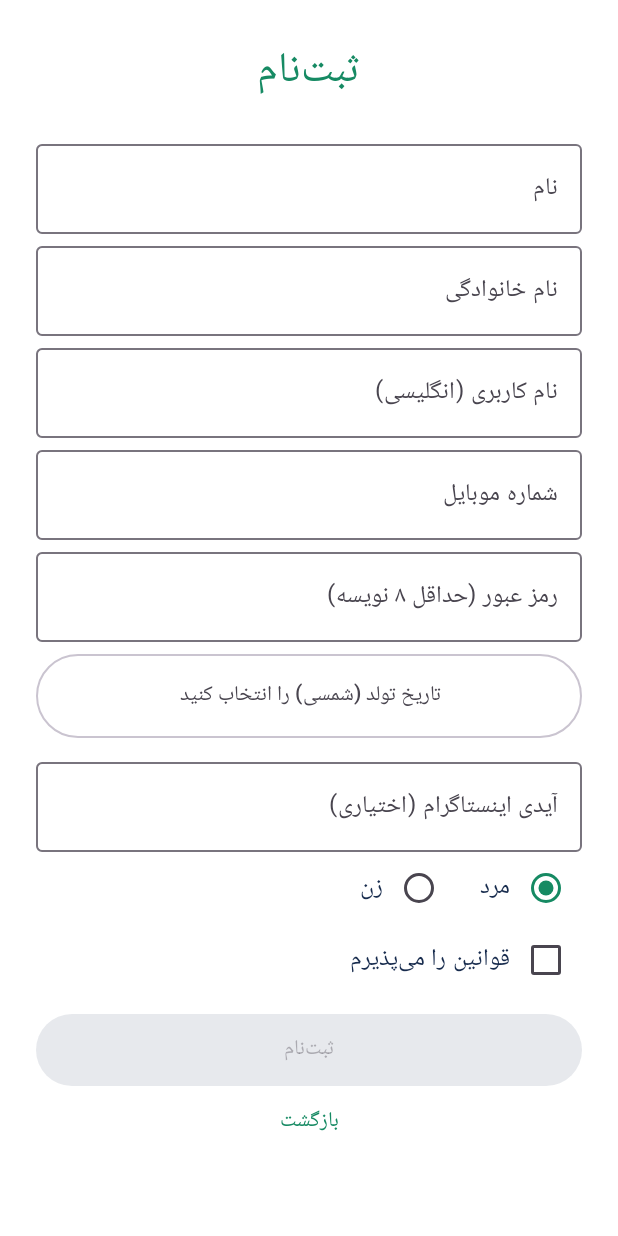
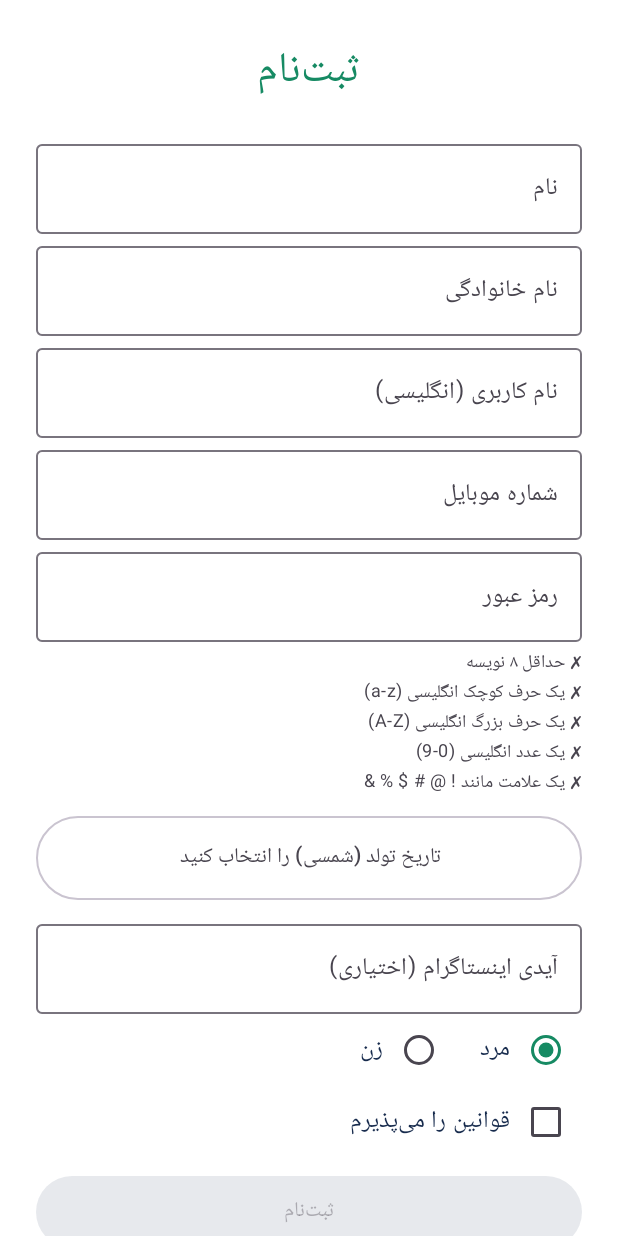
Before and after one commit to abbasgolestanifard68-creator/dorehami-android, an Android app built with Jetpack Compose: the screen it shows after launch (MainActivity), after a tap on "ثبت‌نام", on a phone screen of 412 x 824 dp. Run offline under Robolectric (Android 15) with nearby library versions, the phone set to English and light mode, and no system bars.

Commit message:
Require strong passwords: lowercase, uppercase, digit and one symbol
- Validators.checkPassword/isStrongPassword (ASCII letters, digits and symbols only)
- Registration shows a live checklist of the rules and enables the button only when all pass
- Unit tests for strong and weak passwords
- Login is unchanged so existing accounts can still sign in

```diff
--- a/app/src/main/kotlin/ir/dorehami/app/ui/AuthScreens.kt
+++ b/app/src/main/kotlin/ir/dorehami/app/ui/AuthScreens.kt
@@ -104,8 +104,9 @@ fun RegisterScreen(onLoggedIn: (String, String, String) -> Unit, onBack: () -> U
         OutlinedTextField(last, { last = it }, label = { Text("نام خانوادگی") }, singleLine = true, modifier = full)
         OutlinedTextField(username, { username = it }, label = { Text("نام کاربری (انگلیسی)") }, singleLine = true, modifier = full)
         OutlinedTextField(phone, { phone = it }, label = { Text("شماره موبایل") }, singleLine = true, keyboardOptions = KeyboardOptions(keyboardType = KeyboardType.Phone), modifier = full)
-        OutlinedTextField(pass, { pass = it }, label = { Text("رمز عبور (حداقل ۸ نویسه)") }, singleLine = true, visualTransformation = PasswordVisualTransformation(),
+        OutlinedTextField(pass, { pass = it }, label = { Text("رمز عبور") }, singleLine = true, visualTransformation = PasswordVisualTransformation(),
             keyboardOptions = KeyboardOptions(keyboardType = KeyboardType.Password), modifier = full)
+        PasswordRules(pass)
         Spacer(Modifier.height(8.dp))
         JalaliDateField(birthJalali, { birthJalali = it }, modifier = full)
         Spacer(Modifier.height(8.dp))
@@ -121,7 +122,7 @@ fun RegisterScreen(onLoggedIn: (String, String, String) -> Unit, onBack: () -> U
         error?.let { Text(it, color = MaterialTheme.colorScheme.error) }
         Spacer(Modifier.height(12.dp))
         Button(
-            enabled = !busy && terms && first.isNotBlank() && last.isNotBlank() && username.isNotBlank() && phone.isNotBlank() && pass.length >= 8 && birth.isNotBlank(),
+            enabled = !busy && terms && first.isNotBlank() && last.isNotBlank() && username.isNotBlank() && phone.isNotBlank() && Validators.isStrongPassword(pass) && birth.isNotBlank(),
             onClick = {
                 val ph = Validators.normalizePhone(phone)
                 val bd = Validators.normalizeBirthDate(birth)
@@ -146,3 +147,25 @@ fun RegisterScreen(onLoggedIn: (String, String, String) -> Unit, onBack: () -> U
         TextButton(onClick = onBack) { Text("بازگشت") }
     }
 }
+
+/** فهرست قوانین رمز عبور که با تایپ کاربر زنده به‌روز می‌شود. */
+@Composable
+private fun PasswordRules(pass: String) {
+    val c = Validators.checkPassword(pass)
+    val rules = listOf(
+        c.longEnough to "حداقل ۸ نویسه",
+        c.hasLower to "یک حرف کوچک انگلیسی (a-z)",
+        c.hasUpper to "یک حرف بزرگ انگلیسی (A-Z)",
+        c.hasDigit to "یک عدد انگلیسی (0-9)",
+        c.hasSymbol to "یک علامت مانند ! @ # \$ % &",
+    )
+    Column(Modifier.fillMaxWidth().padding(vertical = 4.dp)) {
+        rules.forEach { (ok, text) ->
+            Text(
+                (if (ok) "✓ " else "✗ ") + text,
+                style = MaterialTheme.typography.bodySmall,
+                color = if (ok) MaterialTheme.colorScheme.primary else MaterialTheme.colorScheme.onSurfaceVariant,
+            )
+        }
+    }
+}
--- a/app/src/main/kotlin/ir/dorehami/app/util/Validators.kt
+++ b/app/src/main/kotlin/ir/dorehami/app/util/Validators.kt
@@ -38,4 +38,25 @@ object Validators {
             null
         }
     }
+
+    /** نتیجهٔ بررسی قوانین رمز عبور؛ فقط نویسه‌های انگلیسی (ASCII) برای حرف، عدد و علامت حساب می‌شوند. */
+    data class PasswordCheck(
+        val longEnough: Boolean,
+        val hasLower: Boolean,
+        val hasUpper: Boolean,
+        val hasDigit: Boolean,
+        val hasSymbol: Boolean,
+    ) {
+        val ok: Boolean get() = longEnough && hasLower && hasUpper && hasDigit && hasSymbol
+    }
+
+    fun checkPassword(p: String) = PasswordCheck(
+        longEnough = p.length >= 8,
+        hasLower = p.any { it in 'a'..'z' },
+        hasUpper = p.any { it in 'A'..'Z' },
+        hasDigit = p.any { it in '0'..'9' },
+        hasSymbol = p.any { it.code in 33..126 && !it.isLetterOrDigit() },
+    )
+
+    fun isStrongPassword(p: String): Boolean = checkPassword(p).ok
 }
```
Also changed, not shown: 1 other file.
